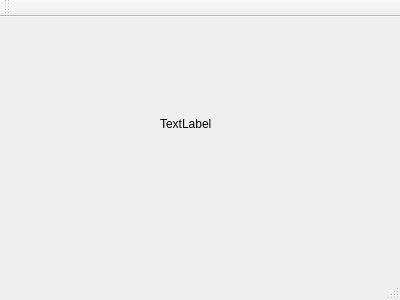
The window that src/apigui.ui (tobby88/ros-tapi-gui) describes before a commit, drawn with Qt 5.
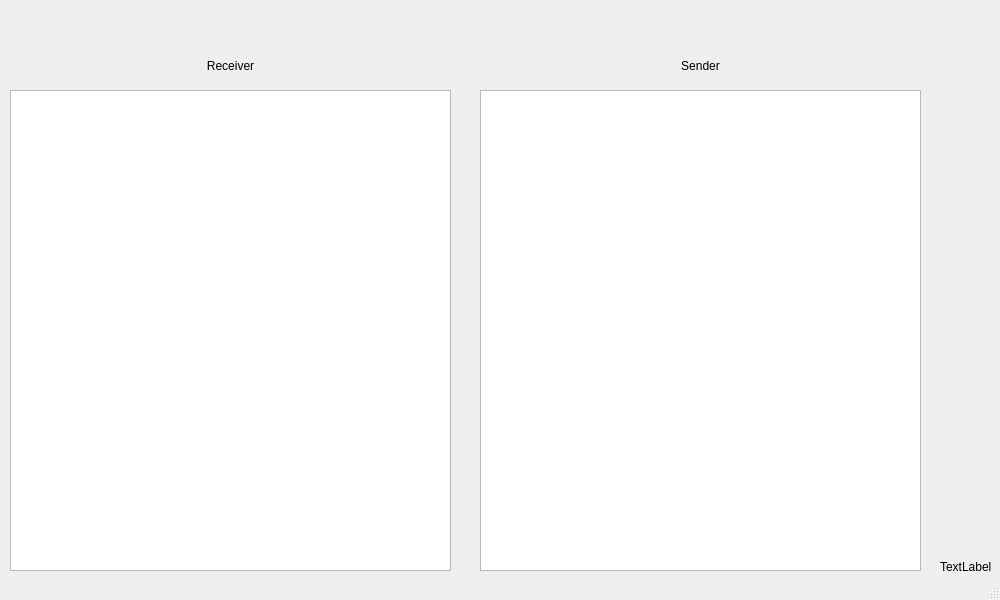
The same window after the commit.

Commit message: Design simple ui

Diff of the .ui file:
```diff
--- a/src/apigui.ui
+++ b/src/apigui.ui
@@ -6,8 +6,8 @@
    <rect>
     <x>0</x>
     <y>0</y>
-    <width>400</width>
-    <height>300</height>
+    <width>1000</width>
+    <height>600</height>
    </rect>
   </property>
   <property name="windowTitle">
@@ -17,8 +17,8 @@
    <widget class="QLabel" name="TestLabel">
     <property name="geometry">
      <rect>
-      <x>160</x>
-      <y>100</y>
+      <x>940</x>
+      <y>560</y>
       <width>59</width>
       <height>14</height>
      </rect>
@@ -27,24 +27,76 @@
      <string>TextLabel</string>
     </property>
    </widget>
-  </widget>
-  <widget class="QMenuBar" name="menuBar">
-   <property name="geometry">
-    <rect>
-     <x>0</x>
-     <y>0</y>
-     <width>400</width>
-     <height>19</height>
-    </rect>
-   </property>
-  </widget>
-  <widget class="QToolBar" name="mainToolBar">
-   <attribute name="toolBarArea">
-    <enum>TopToolBarArea</enum>
-   </attribute>
-   <attribute name="toolBarBreak">
-    <bool>false</bool>
-   </attribute>
+   <widget class="QLabel" name="labelReceiver">
+    <property name="geometry">
+     <rect>
+      <x>170</x>
+      <y>50</y>
+      <width>121</width>
+      <height>31</height>
+     </rect>
+    </property>
+    <property name="text">
+     <string>Receiver</string>
+    </property>
+    <property name="alignment">
+     <set>Qt::AlignCenter</set>
+    </property>
+   </widget>
+   <widget class="QLabel" name="labelSender">
+    <property name="geometry">
+     <rect>
+      <x>640</x>
+      <y>50</y>
+      <width>121</width>
+      <height>31</height>
+     </rect>
+    </property>
+    <property name="text">
+     <string>Sender</string>
+    </property>
+    <property name="alignment">
+     <set>Qt::AlignCenter</set>
+    </property>
+   </widget>
+   <widget class="QTableView" name="tableViewSender">
+    <property name="geometry">
+     <rect>
+      <x>480</x>
+      <y>90</y>
+      <width>441</width>
+      <height>481</height>
+     </rect>
+    </property>
+    <property name="locale">
+     <locale language="English" country="UnitedKingdom"/>
+    </property>
+    <property name="alternatingRowColors">
+     <bool>true</bool>
+    </property>
+    <property name="sortingEnabled">
+     <bool>true</bool>
+    </property>
+   </widget>
+   <widget class="QTableView" name="tableViewReceiver">
+    <property name="geometry">
+     <rect>
+      <x>10</x>
+      <y>90</y>
+      <width>441</width>
+      <height>481</height>
+     </rect>
+    </property>
+    <property name="locale">
+     <locale language="English" country="UnitedKingdom"/>
+    </property>
+    <property name="alternatingRowColors">
+     <bool>true</bool>
+    </property>
+    <property name="sortingEnabled">
+     <bool>true</bool>
+    </property>
+   </widget>
   </widget>
   <widget class="QStatusBar" name="statusBar"/>
  </widget>
```
